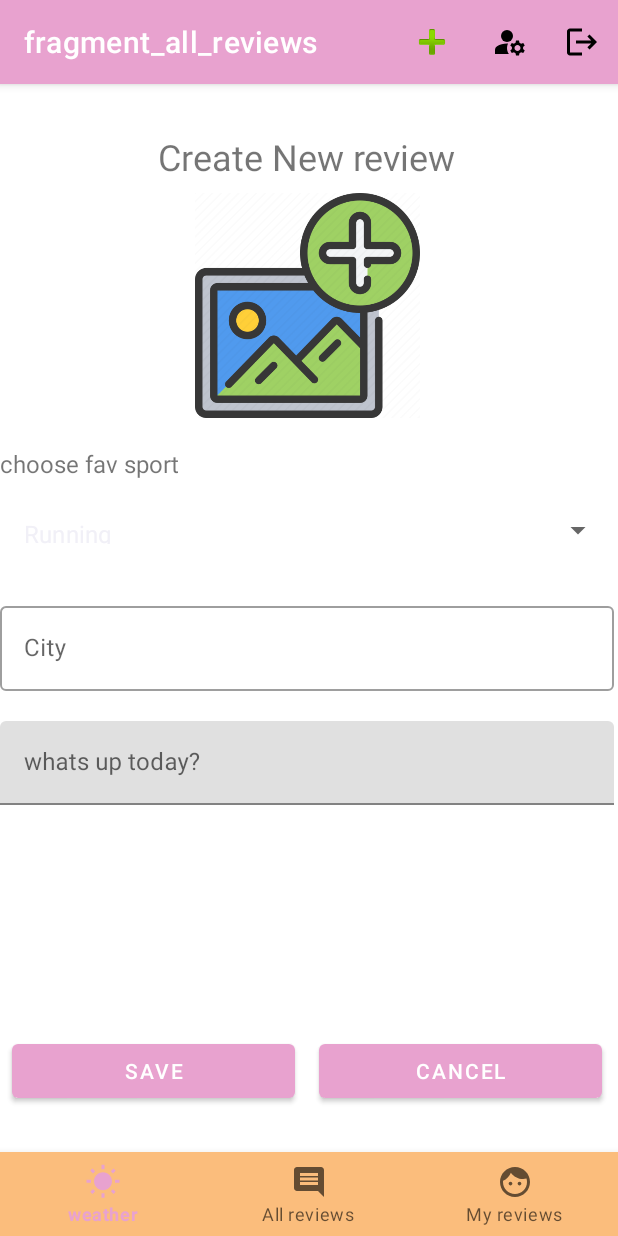
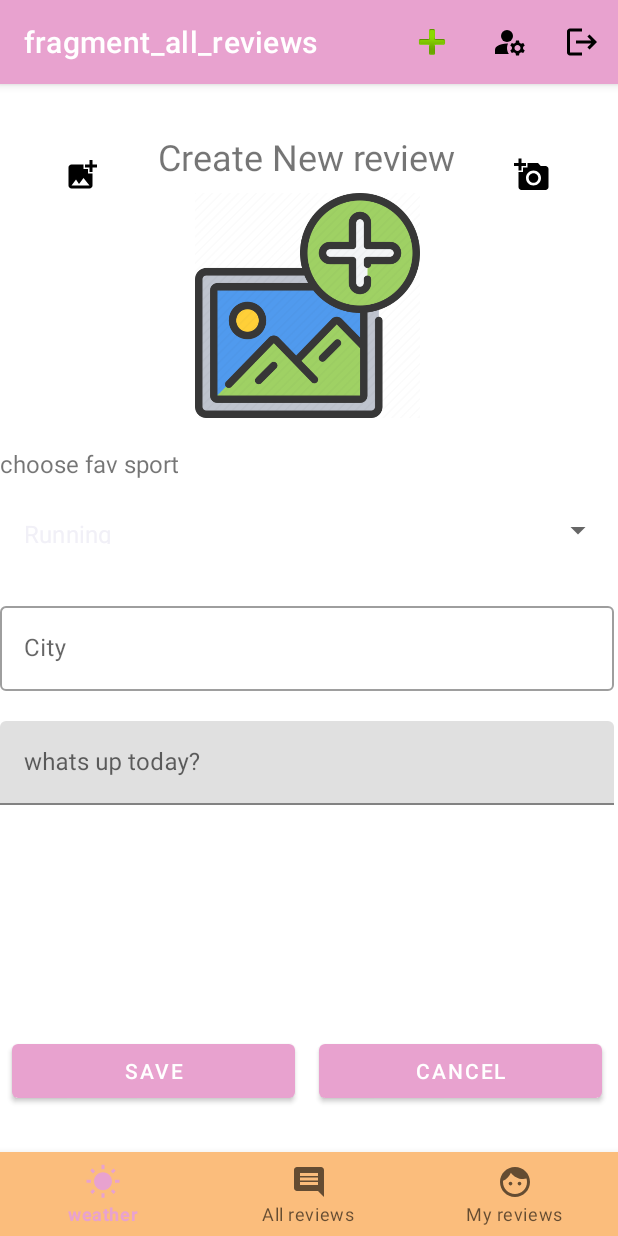
Before and after one commit to edenshviro82/SportApp, an Android app: the fragment AddReviewFragment placed in its activity, after a tap on "SAVE", on a phone screen of 412 x 824 dp. Run offline under Robolectric (Android 15) with nearby library versions, the phone set to English and light mode, and no system bars; our stand-ins replace Firebase (no records; nobody signed in at launch, a user with empty details on screens opened directly), Picasso, Room's generated code, navigation-ui; libraries missing offline, so code that uses them is left out: org.checkerframework.checker; pictures from the network do not load; 2 statements that could not run were skipped.

Commit message:
Add photos to reviews

```diff
--- a/app/src/main/java/com/example/sportapp/AddReviewFragment.java
+++ b/app/src/main/java/com/example/sportapp/AddReviewFragment.java
@@ -1,7 +1,13 @@
 package com.example.sportapp;
 
+import android.graphics.Bitmap;
+import android.graphics.drawable.BitmapDrawable;
+import android.net.Uri;
 import android.os.Bundle;
 
+import androidx.activity.result.ActivityResultCallback;
+import androidx.activity.result.ActivityResultLauncher;
+import androidx.activity.result.contract.ActivityResultContracts;
 import androidx.annotation.NonNull;
 import androidx.annotation.Nullable;
 import androidx.core.view.MenuProvider;
@@ -40,6 +46,9 @@ public class AddReviewFragment extends Fragment {
     String sport;
     String email;
     String[] type=Model.instance().getType();
+    ActivityResultLauncher<Void> cameraLauncher;
+    ActivityResultLauncher<String> galleryLauncher;
+    Boolean isAvatarSelected = false;
 
     @Override
     public void onCreate(@Nullable Bundle savedInstanceState) {
@@ -62,6 +71,25 @@ public class AddReviewFragment extends Fragment {
                 return false;
             }
         },this, Lifecycle.State.RESUMED);
+
+        cameraLauncher = registerForActivityResult(new ActivityResultContracts.TakePicturePreview(), new ActivityResultCallback<Bitmap>() {
+            @Override
+            public void onActivityResult(Bitmap result) {
+                if (result != null) {
+                    binding.addReviewAvatarImg.setImageBitmap(result);
+                    isAvatarSelected = true;
+                }
+            }
+        });
+        galleryLauncher = registerForActivityResult(new ActivityResultContracts.GetContent(), new ActivityResultCallback<Uri>() {
+            @Override
+            public void onActivityResult(Uri result) {
+                if (result != null){
+                    binding.addReviewAvatarImg.setImageURI(result);
+                    isAvatarSelected = true;
+                }
+            }
+        });
 
     }
     public View onCreateView(LayoutInflater inflater, ViewGroup container,
@@ -92,23 +120,41 @@ public class AddReviewFragment extends Fragment {
 
             String city = binding.addReviewCitysInputEt.getText().toString();
             String description = binding.addReviewDescriptionInputEt.getText().toString();
-            //id++;
 
-
-//            Model.instance().getAllReviews((allReviews)->{
-//                id=allReviews.size()+1;
-//            });
             Review newR = new Review(email, description, city, sport, "");
             newR.generateID();
-            //Log.d("id","id: "+id);
-            // Model.instance().getAllReviews().add(newR);
-            Model.instance().addReview(newR,()->{
-                Navigation.findNavController(view).popBackStack();
-            });
+
+            if (isAvatarSelected){
+                binding.addReviewAvatarImg.setDrawingCacheEnabled(true);
+                binding.addReviewAvatarImg.buildDrawingCache();
+                Bitmap bitmap = ((BitmapDrawable) binding.addReviewAvatarImg.getDrawable()).getBitmap();
+                Model.instance().uploadImage(String.valueOf(newR.reviewId), bitmap, url->{
+                    if (url != null){
+                        newR.setImg(url);
+                    }
+                    Model.instance().addReview(newR,()->{
+                        Navigation.findNavController(view).popBackStack();
+
+                    });
+                });
+            }else {
+                Model.instance().addReview(newR,()->{
+                    Navigation.findNavController(view).popBackStack();
+
+                });
+            }
 
 
 
         }));
+
+        binding.addFromCameraIv.setOnClickListener(view1->{
+            cameraLauncher.launch(null);
+        });
+
+        binding.addFromGalleryIv.setOnClickListener(view1->{
+            galleryLauncher.launch("media/*");
+        });
 
         cancelBtn.setOnClickListener(view1 -> Navigation.findNavController(view1).popBackStack());
 
--- a/app/src/main/res/layout/fragment_add_review.xml
+++ b/app/src/main/res/layout/fragment_add_review.xml
@@ -5,6 +5,30 @@
     android:layout_width="match_parent"
     android:layout_height="match_parent"
     tools:context=".AddReviewFragment">
+
+    <ImageView
+        android:id="@+id/add_from_camera_iv"
+        android:layout_width="wrap_content"
+        android:layout_height="wrap_content"
+        android:layout_marginStart="300dp"
+        android:src="@drawable/ic_baseline_add_a_photo_24"
+        app:layout_constraintBottom_toTopOf="@+id/add_Review_avatar_img"
+        app:layout_constraintEnd_toEndOf="parent"
+        app:layout_constraintStart_toStartOf="parent"
+         />
+
+    <ImageView
+        android:id="@+id/add_from_gallery_iv"
+        android:layout_width="wrap_content"
+        android:layout_height="wrap_content"
+        android:layout_marginEnd="300dp"
+        android:src="@drawable/ic_baseline_add_photo_alternate_24"
+        app:layout_constraintBottom_toTopOf="@+id/add_Review_avatar_img"
+        app:layout_constraintEnd_toEndOf="parent"
+        app:layout_constraintStart_toStartOf="parent"
+         />
+
+
 
     <ImageView
         android:id="@+id/add_Review_avatar_img"
--- a/app/src/main/res/layout/fragment_edit_my_review.xml
+++ b/app/src/main/res/layout/fragment_edit_my_review.xml
@@ -10,8 +10,8 @@
         android:id="@+id/editMyReview_iv"
         android:layout_width="340dp"
         android:layout_height="285dp"
+        android:layout_marginTop="150dp"
         android:layout_marginBottom="400dp"
-        android:background="@drawable/ic_baseline_wb_sunny_24"
         app:layout_constraintBottom_toBottomOf="parent"
         app:layout_constraintEnd_toEndOf="parent"
         app:layout_constraintStart_toStartOf="parent"
--- a/app/src/main/res/layout/fragment_my_review_details.xml
+++ b/app/src/main/res/layout/fragment_my_review_details.xml
@@ -13,7 +13,6 @@
         android:layout_height="285dp"
         android:layout_marginTop="150dp"
         android:layout_marginBottom="400dp"
-        android:background="@drawable/ic_baseline_wb_sunny_24"
         app:layout_constraintBottom_toBottomOf="parent"
         app:layout_constraintEnd_toEndOf="parent"
         app:layout_constraintStart_toStartOf="parent"
--- a/app/src/main/res/layout/fragment_review_details.xml
+++ b/app/src/main/res/layout/fragment_review_details.xml
@@ -13,7 +13,6 @@
         android:layout_height="285dp"
         android:layout_marginTop="150dp"
         android:layout_marginBottom="400dp"
-        android:background="@drawable/ic_baseline_wb_sunny_24"
         app:layout_constraintBottom_toBottomOf="parent"
         app:layout_constraintEnd_toEndOf="parent"
         app:layout_constraintStart_toStartOf="parent"
```
Also changed, not shown: app/src/main/java/com/example/sportapp/AllReviewsFragment.java (+9 -0 lines), app/src/main/java/com/example/sportapp/EditMyReviewFragment.java (+10 -0 lines), app/src/main/java/com/example/sportapp/MyReviewDetailsFragment.java (+10 -0 lines), app/src/main/java/com/example/sportapp/MyReviewsFragment.java (+9 -0 lines), app/src/main/java/com/example/sportapp/ReviewDetailsFragment.java (+10 -0 lines), app/src/main/res/layout/all_reviews_row.xml (+5 -6 lines).
